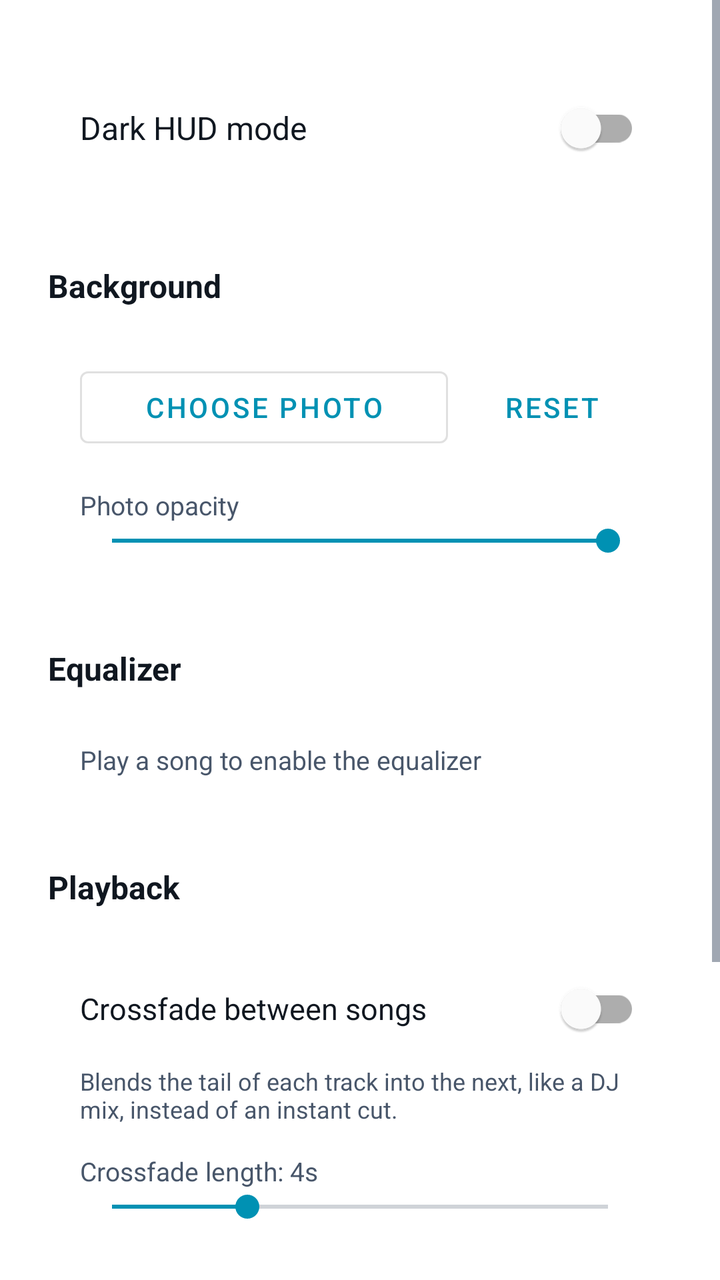
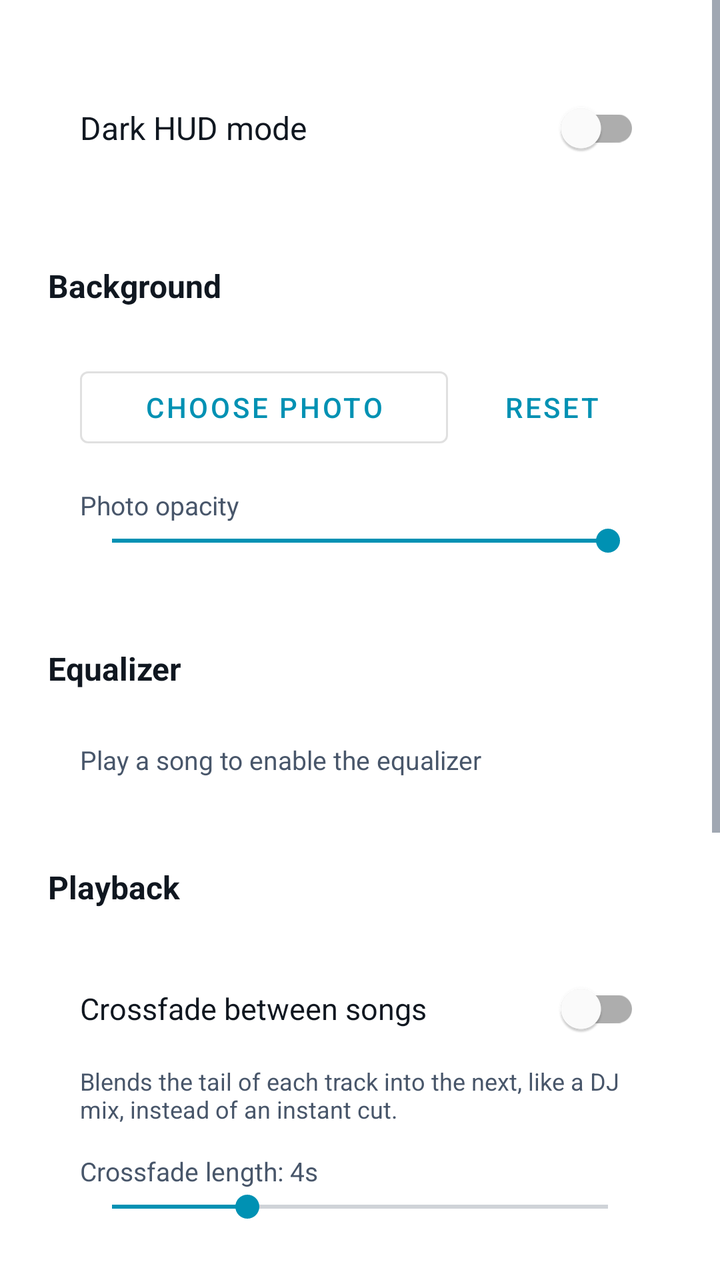

Before-and-after screenshots of an Android layout around one commit, followed by the original layout XML and the change that was made.
<!-- AndroidManifest.xml: application theme Theme.MediaPrayer -->
<!-- res/layout/fragment_signal.xml -->
<?xml version="1.0" encoding="utf-8"?>
<ScrollView xmlns:android="http://schemas.android.com/apk/res/android"
    android:layout_width="match_parent"
    android:layout_height="match_parent">

    <LinearLayout
        android:layout_width="match_parent"
        android:layout_height="wrap_content"
        android:orientation="vertical"
        android:padding="24dp">

        <LinearLayout
            android:layout_width="match_parent"
            android:layout_height="wrap_content"
            android:orientation="horizontal"
            android:background="@drawable/bg_card"
            android:padding="16dp"
            android:gravity="center_vertical">

            <TextView
                android:layout_width="0dp"
                android:layout_height="wrap_content"
                android:layout_weight="1"
                android:text="Dark HUD mode"
                android:textColor="@color/text_primary"
                android:textSize="16sp" />

            <com.google.android.material.switchmaterial.SwitchMaterial
                android:id="@+id/theme_switch"
                android:layout_width="wrap_content"
                android:layout_height="wrap_content" />
        </LinearLayout>

        <TextView
            android:layout_width="match_parent"
            android:layout_height="wrap_content"
            android:layout_marginTop="28dp"
            android:text="Background"
            android:textColor="@color/text_primary"
            android:textSize="16sp"
            android:textStyle="bold" />

        <LinearLayout
            android:layout_width="match_parent"
            android:layout_height="wrap_content"
            android:orientation="vertical"
            android:background="@drawable/bg_card"
            android:padding="16dp"
            android:layout_marginTop="10dp">

            <LinearLayout
                android:layout_width="match_parent"
                android:layout_height="wrap_content"
                android:orientation="horizontal">

                <com.google.android.material.button.MaterialButton
                    android:id="@+id/btn_choose_photo"
                    android:layout_width="0dp"
                    android:layout_height="wrap_content"
                    android:layout_weight="1"
                    android:text="Choose photo"
                    style="@style/Widget.MaterialComponents.Button.OutlinedButton" />

                <com.google.android.material.button.MaterialButton
                    android:id="@+id/btn_clear_photo"
                    android:layout_width="wrap_content"
                    android:layout_height="wrap_content"
                    android:layout_marginStart="8dp"
                    android:text="Reset"
                    style="@style/Widget.MaterialComponents.Button.TextButton" />
            </LinearLayout>

            <TextView
                android:layout_width="match_parent"
                android:layout_height="wrap_content"
                android:layout_marginTop="16dp"
                android:text="Photo opacity"
                android:textColor="@color/text_secondary"
                android:textSize="13sp" />

            <SeekBar
                android:id="@+id/opacity_slider"
                android:layout_width="match_parent"
                android:layout_height="wrap_content"
                android:max="100"
                android:progress="100"
                android:progressTint="@color/accent_cyan"
                android:thumbTint="@color/accent_cyan" />

        </LinearLayout>

        <TextView
            android:layout_width="match_parent"
            android:layout_height="wrap_content"
            android:layout_marginTop="28dp"
            android:text="Equalizer"
            android:textColor="@color/text_primary"
            android:textSize="16sp"
            android:textStyle="bold" />

        <LinearLayout
            android:id="@+id/equalizer_container"
            android:layout_width="match_parent"
            android:layout_height="wrap_content"
            android:orientation="vertical"
            android:background="@drawable/bg_card"
            android:padding="16dp"
            android:layout_marginTop="10dp">

            <TextView
                android:id="@+id/equalizer_status"
                android:layout_width="match_parent"
                android:layout_height="wrap_content"
                android:text="Play a song to enable the equalizer"
                android:textColor="@color/text_secondary"
                android:textSize="13sp" />

        </LinearLayout>

        <TextView
            android:layout_width="match_parent"
            android:layout_height="wrap_content"
            android:layout_marginTop="28dp"
            android:text="Playback"
            android:textColor="@color/text_primary"
            android:textSize="16sp"
            android:textStyle="bold" />

        <LinearLayout
            android:layout_width="match_parent"
            android:layout_height="wrap_content"
            android:orientation="vertical"
            android:background="@drawable/bg_card"
            android:padding="16dp"
            android:layout_marginTop="10dp">

            <LinearLayout
                android:layout_width="match_parent"
                android:layout_height="wrap_content"
                android:orientation="horizontal"
                android:gravity="center_vertical">

                <TextView
                    android:layout_width="0dp"
                    android:layout_height="wrap_content"
                    android:layout_weight="1"
                    android:text="Crossfade between songs"
                    android:textColor="@color/text_primary"
                    android:textSize="15sp" />

                <com.google.android.material.switchmaterial.SwitchMaterial
                    android:id="@+id/crossfade_switch"
                    android:layout_width="wrap_content"
                    android:layout_height="wrap_content" />
            </LinearLayout>

            <TextView
                android:layout_width="match_parent"
                android:layout_height="wrap_content"
                android:layout_marginTop="4dp"
                android:text="Blends the tail of each track into the next, like a DJ mix, instead of an instant cut."
                android:textColor="@color/text_secondary"
                android:textSize="12sp" />

            <TextView
                android:id="@+id/crossfade_length_label"
                android:layout_width="match_parent"
                android:layout_height="wrap_content"
                android:layout_marginTop="14dp"
                android:text="Crossfade length: 4s"
                android:textColor="@color/text_secondary"
                android:textSize="13sp" />

            <SeekBar
                android:id="@+id/crossfade_length_slider"
                android:layout_width="match_parent"
                android:layout_height="wrap_content"
                android:max="11"
                android:progress="3"
                android:progressTint="@color/accent_cyan"
                android:thumbTint="@color/accent_cyan" />

            <View
                android:layout_width="match_parent"
                android:layout_height="1dp"
                android:layout_marginVertical="14dp"
                android:background="@color/divider" />

            <LinearLayout
                android:layout_width="match_parent"
                android:layout_height="wrap_content"
                android:orientation="horizontal"
                android:gravity="center_vertical">

                <TextView
                    android:layout_width="0dp"
                    android:layout_height="wrap_content"
                    android:layout_weight="1"
                    android:text="Volume Normalization"
                    android:textColor="@color/text_primary"
                    android:textSize="15sp" />

                <com.google.android.material.switchmaterial.SwitchMaterial
                    android:id="@+id/normalization_switch"
                    android:layout_width="wrap_content"
                    android:layout_height="wrap_content" />
            </LinearLayout>

            <TextView
                android:layout_width="match_parent"
                android:layout_height="wrap_content"
                android:layout_marginTop="4dp"
                android:text="Evens out volume between tracks using embedded ReplayGain tags (from tools like Mp3Gain or foobar2000). Tracks without a tag play at normal volume."
                android:textColor="@color/text_secondary"
                android:textSize="12sp" />

        </LinearLayout>

        <TextView
            android:layout_width="match_parent"
            android:layout_height="wrap_content"
            android:layout_marginTop="28dp"
            android:text="Sleep timer"
            android:textColor="@color/text_primary"
            android:textSize="16sp"
            android:textStyle="bold" />

        <com.google.android.material.chip.ChipGroup
            android:id="@+id/sleep_timer_group"
            android:layout_width="match_parent"
            android:layout_height="wrap_content"
            android:layout_marginTop="10dp" />

    </LinearLayout>
</ScrollView>
<!-- resources referenced by this layout -->
<resources>
  <color name="accent_cyan">#0091B3</color>
  <color name="divider">#66FFFFFF</color>
  <color name="text_primary">#101720</color>
  <color name="text_secondary">#48566A</color>
  <!-- drawable bg_card (drawable) -->
  <?xml version="1.0" encoding="utf-8"?>
  <shape xmlns:android="http://schemas.android.com/apk/res/android" android:shape="rectangle">
      <gradient
          android:type="linear"
          android:angle="90"
          android:startColor="#20FFFFFF"
          android:endColor="@color/surface_card" />
      <corners android:radius="18dp" />
      <stroke android:width="1dp" android:color="@color/divider" />
  </shape>
  <style name="Theme.MediaPrayer" parent="Theme.MaterialComponents.DayNight.NoActionBar">
          <item name="colorPrimary">@color/accent_cyan</item>
          <item name="colorPrimaryDark">@color/bg_base</item>
          <item name="colorAccent">@color/accent_violet</item>
          <item name="android:windowBackground">@android:color/transparent</item>
          <item name="android:statusBarColor">@color/bg_base</item>
          <item name="android:navigationBarColor">@color/bg_base</item>
          <item name="android:textColorPrimary">@color/text_primary</item>
          <item name="android:textColorSecondary">@color/text_secondary</item>
      </style>
  <color name="surface_card">#B3FFFFFF</color>
  <color name="bg_base">#EDF2F7</color>
  <color name="accent_violet">#5B3DE0</color>
</resources>

<!-- the commit's change to res/layout/fragment_signal.xml (unified diff, before → after) -->
@@ -220,6 +220,70 @@
             android:layout_width="match_parent"
             android:layout_height="wrap_content"
             android:layout_marginTop="28dp"
+            android:text="Listening Analytics"
+            android:textColor="@color/text_primary"
+            android:textSize="16sp"
+            android:textStyle="bold" />
+
+        <LinearLayout
+            android:id="@+id/analytics_container"
+            android:layout_width="match_parent"
+            android:layout_height="wrap_content"
+            android:orientation="vertical"
+            android:background="@drawable/bg_card"
+            android:padding="16dp"
+            android:layout_marginTop="10dp">
+
+            <TextView
+                android:id="@+id/analytics_summary"
+                android:layout_width="match_parent"
+                android:layout_height="wrap_content"
+                android:text="No listening history yet -- play some songs and check back here."
+                android:textColor="@color/text_secondary"
+                android:textSize="13sp" />
+
+            <TextView
+                android:id="@+id/analytics_top_songs_header"
+                android:layout_width="match_parent"
+                android:layout_height="wrap_content"
+                android:layout_marginTop="14dp"
+                android:text="Top played"
+                android:textColor="@color/text_primary"
+                android:textSize="13sp"
+                android:textStyle="bold"
+                android:visibility="gone" />
+
+            <LinearLayout
+                android:id="@+id/analytics_top_songs_list"
+                android:layout_width="match_parent"
+                android:layout_height="wrap_content"
+                android:orientation="vertical"
+                android:layout_marginTop="4dp" />
+
+            <TextView
+                android:id="@+id/analytics_top_genres_header"
+                android:layout_width="match_parent"
+                android:layout_height="wrap_content"
+                android:layout_marginTop="14dp"
+                android:text="Top genres"
+                android:textColor="@color/text_primary"
+                android:textSize="13sp"
+                android:textStyle="bold"
+                android:visibility="gone" />
+
+            <LinearLayout
+                android:id="@+id/analytics_top_genres_list"
+                android:layout_width="match_parent"
+                android:layout_height="wrap_content"
+                android:orientation="vertical"
+                android:layout_marginTop="4dp" />
+
+        </LinearLayout>
+
+        <TextView
+            android:layout_width="match_parent"
+            android:layout_height="wrap_content"
+            android:layout_marginTop="28dp"
             android:text="Sleep timer"
             android:textColor="@color/text_primary"
             android:textSize="16sp"
